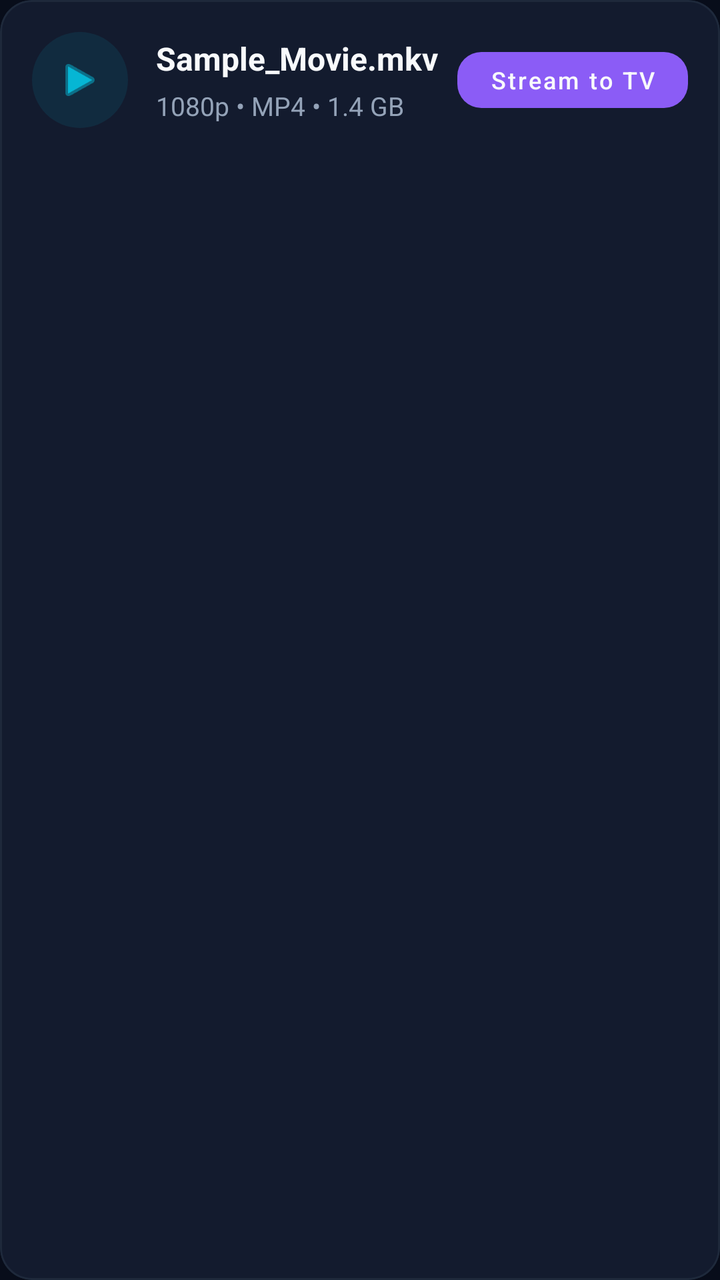
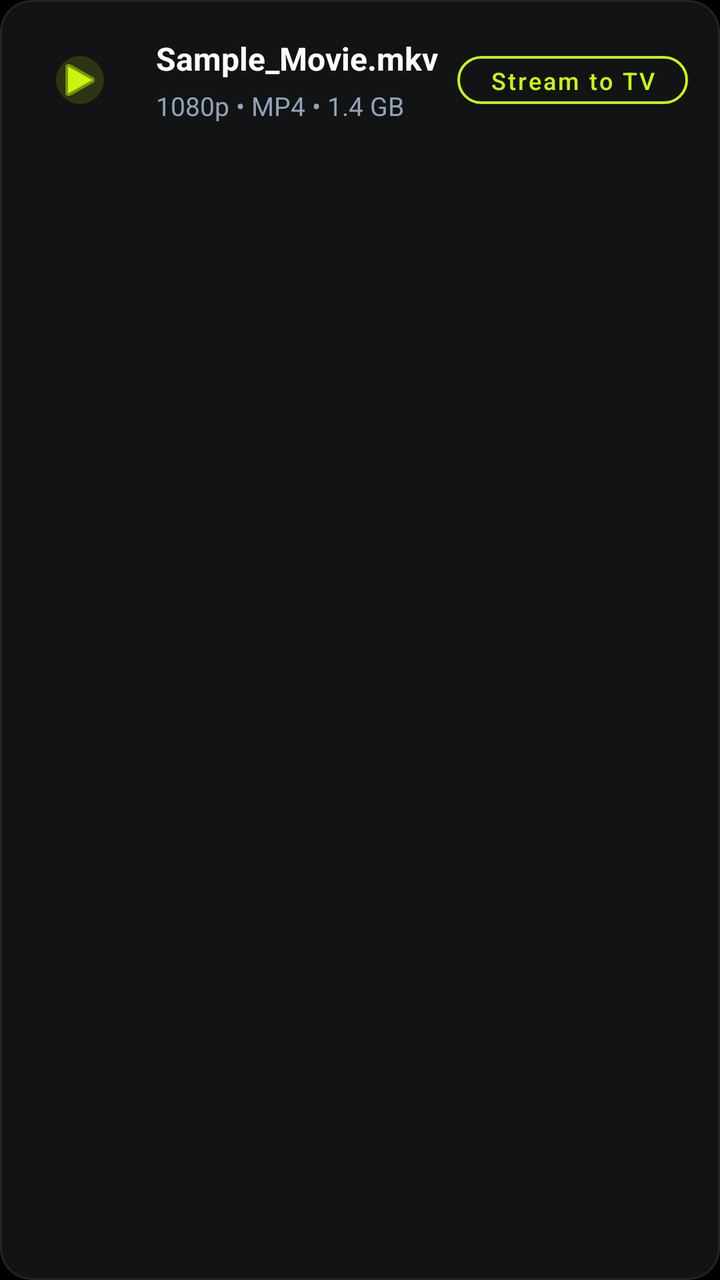

Screens rendered from an Android XML layout before and after an edit, with the pre-edit source and the edit as a unified diff.
<!-- AndroidManifest.xml: application theme Theme.PocketStream -->
<!-- res/layout/item_media.xml -->
<?xml version="1.0" encoding="utf-8"?>
<com.google.android.material.card.MaterialCardView
    xmlns:android="http://schemas.android.com/apk/res/android"
    xmlns:app="http://schemas.android.com/apk/res-auto"
    android:id="@+id/cardMediaRoot"
    android:layout_width="match_parent"
    android:layout_height="wrap_content"
    android:layout_marginBottom="12dp"
    android:clickable="true"
    android:focusable="true"
    app:cardBackgroundColor="@color/card_bg"
    app:cardCornerRadius="16dp"
    app:cardElevation="0dp"
    app:strokeColor="@color/card_border"
    app:strokeWidth="1dp">

    <LinearLayout
        android:layout_width="match_parent"
        android:layout_height="wrap_content"
        android:orientation="horizontal"
        android:padding="16dp"
        android:gravity="center_vertical">

        
        <CheckBox
            android:id="@+id/cbSelect"
            android:layout_width="wrap_content"
            android:layout_height="wrap_content"
            android:layout_marginEnd="10dp"
            android:buttonTint="@color/accent_cyan"
            android:visibility="gone" />

        <ImageView
            android:id="@+id/imgMediaIcon"
            android:layout_width="48dp"
            android:layout_height="48dp"
            android:background="@drawable/bg_media_badge"
            android:padding="12dp"
            android:src="@android:drawable/ic_media_play"
            app:tint="@color/accent_cyan" />

        <LinearLayout
            android:layout_width="0dp"
            android:layout_height="wrap_content"
            android:layout_weight="1"
            android:layout_marginStart="14dp"
            android:orientation="vertical">

            <TextView
                android:id="@+id/tvMediaTitle"
                android:layout_width="match_parent"
                android:layout_height="wrap_content"
                android:text="Sample_Movie.mkv"
                android:textColor="@color/text_primary"
                android:textSize="16sp"
                android:textStyle="bold"
                android:maxLines="1"
                android:ellipsize="end" />

            <TextView
                android:id="@+id/tvMediaSubtitle"
                android:layout_width="match_parent"
                android:layout_height="wrap_content"
                android:layout_marginTop="4dp"
                android:text="1080p • MP4 • 1.4 GB"
                android:textColor="@color/text_secondary"
                android:textSize="13sp" />
        </LinearLayout>

        <com.google.android.material.button.MaterialButton
            android:id="@+id/btnStreamToTv"
            style="@style/Widget.MaterialComponents.Button.UnelevatedButton"
            android:layout_width="wrap_content"
            android:layout_height="40dp"
            android:layout_marginStart="8dp"
            android:text="Stream to TV"
            android:textAllCaps="false"
            android:textSize="12sp"
            app:backgroundTint="@color/accent_purple"
            app:cornerRadius="12dp" />

    </LinearLayout>

</com.google.android.material.card.MaterialCardView>
<!-- resources referenced by this layout -->
<resources>
  <color name="accent_cyan">#06B6D4</color>
  <color name="accent_purple">#8B5CF6</color>
  <color name="card_bg">#131B2E</color>
  <color name="card_border">#1E293B</color>
  <color name="text_primary">#F8FAFC</color>
  <color name="text_secondary">#94A3B8</color>
  <!-- drawable bg_media_badge (drawable) -->
  <?xml version="1.0" encoding="utf-8"?>
  <shape xmlns:android="http://schemas.android.com/apk/res/android"
      android:shape="oval">
      <solid android:color="#1A06B6D4" />
  </shape>
  <style name="Theme.PocketStream" parent="Theme.MaterialComponents.DayNight.NoActionBar">
          <item name="colorPrimary">@color/accent_purple</item>
          <item name="colorPrimaryVariant">@color/accent_purple</item>
          <item name="colorOnPrimary">@color/text_primary</item>
          <item name="colorSecondary">@color/accent_cyan</item>
          <item name="colorSecondaryVariant">@color/accent_cyan</item>
          <item name="colorOnSecondary">@color/bg_dark</item>
          <item name="android:statusBarColor">@color/bg_dark</item>
          <item name="android:windowBackground">@color/bg_dark</item>
      </style>
  <color name="bg_dark">#080D1A</color>
</resources>

<!-- the commit's change to res/layout/item_media.xml (unified diff, before → after) -->
@@ -30,13 +30,14 @@
             android:buttonTint="@color/accent_cyan"
             android:visibility="gone" />
 
-        <ImageView
+        <com.google.android.material.imageview.ShapeableImageView
             android:id="@+id/imgMediaIcon"
             android:layout_width="48dp"
             android:layout_height="48dp"
             android:background="@drawable/bg_media_badge"
             android:padding="12dp"
             android:src="@android:drawable/ic_media_play"
+            app:shapeAppearanceOverlay="@style/ShapeAppearance.Material3.Corner.Medium"
             app:tint="@color/accent_cyan" />
 
         <LinearLayout
@@ -69,15 +70,17 @@
 
         <com.google.android.material.button.MaterialButton
             android:id="@+id/btnStreamToTv"
-            style="@style/Widget.MaterialComponents.Button.UnelevatedButton"
+            style="@style/Widget.MaterialComponents.Button.OutlinedButton"
             android:layout_width="wrap_content"
-            android:layout_height="40dp"
+            android:layout_height="36dp"
             android:layout_marginStart="8dp"
             android:text="Stream to TV"
             android:textAllCaps="false"
             android:textSize="12sp"
-            app:backgroundTint="@color/accent_purple"
-            app:cornerRadius="12dp" />
+            android:textColor="@color/accent_cyan"
+            app:strokeColor="@color/accent_cyan"
+            app:strokeWidth="1.2dp"
+            app:cornerRadius="18dp" />
 
     </LinearLayout>
 
<!-- resource entries referenced after the edit -->
@@ -1,16 +1,16 @@
 <!-- resources referenced by this layout -->
 <resources>
-  <color name="accent_cyan">#06B6D4</color>
-  <color name="accent_purple">#8B5CF6</color>
-  <color name="card_bg">#131B2E</color>
-  <color name="card_border">#1E293B</color>
-  <color name="text_primary">#F8FAFC</color>
+  <color name="accent_cyan">#C8F60D</color>
+  <color name="accent_purple">#C8F60D</color>
+  <color name="card_bg">#111315</color>
+  <color name="card_border">#222428</color>
+  <color name="text_primary">#FFFFFF</color>
   <color name="text_secondary">#94A3B8</color>
   <!-- drawable bg_media_badge (drawable) -->
   <?xml version="1.0" encoding="utf-8"?>
   <shape xmlns:android="http://schemas.android.com/apk/res/android"
       android:shape="oval">
-      <solid android:color="#1A06B6D4" />
+      <solid android:color="#26C8F60D" />
   </shape>
   <style name="Theme.PocketStream" parent="Theme.MaterialComponents.DayNight.NoActionBar">
           <item name="colorPrimary">@color/accent_purple</item>
@@ -21,7 +21,8 @@
           <item name="colorOnSecondary">@color/bg_dark</item>
           <item name="android:statusBarColor">@color/bg_dark</item>
           <item name="android:windowBackground">@color/bg_dark</item>
+          <item name="android:windowLightStatusBar" tools:targetApi="m">false</item>
       </style>
-  <color name="bg_dark">#080D1A</color>
+  <color name="bg_dark">#000000</color>
 </resources>
 
